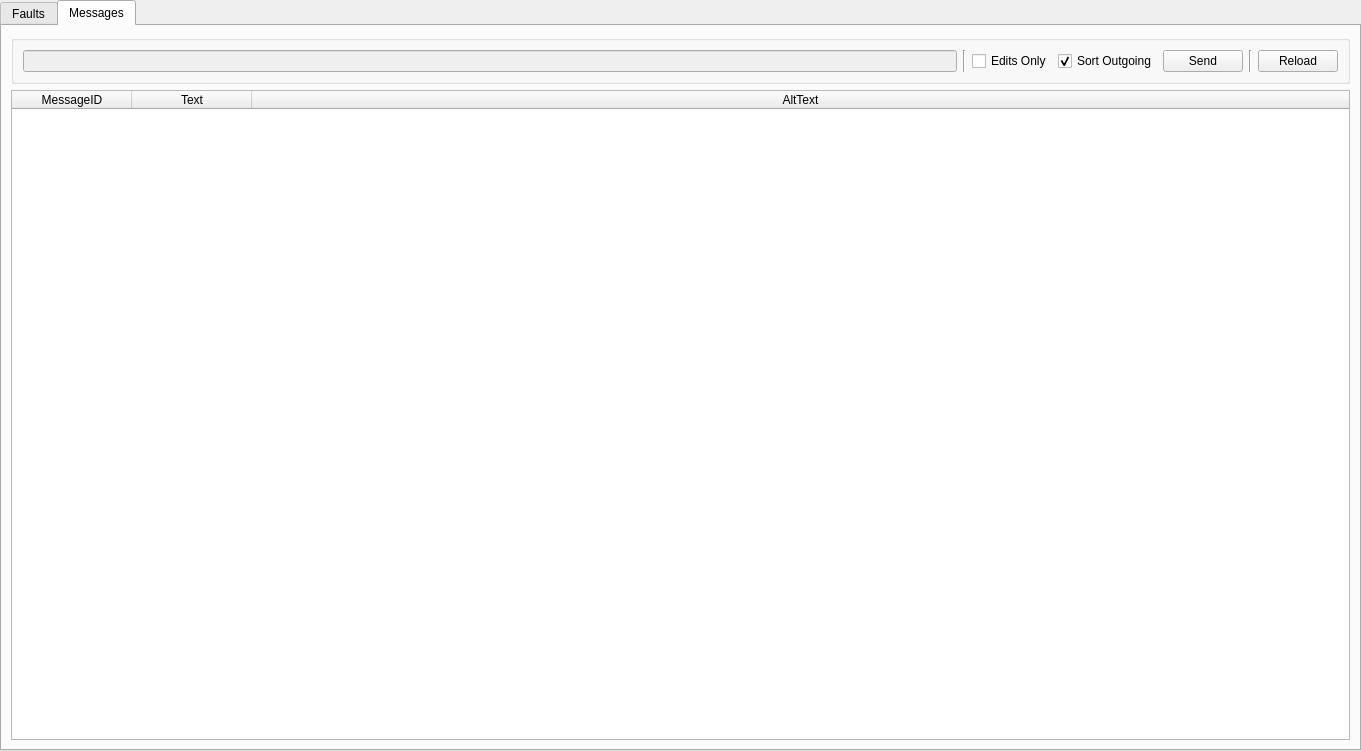
First picture: the form in PyQt5_DesignFile_MessageView.ui, repository malsomt/TDS_PyLogixTagInterpreter, before the edit.
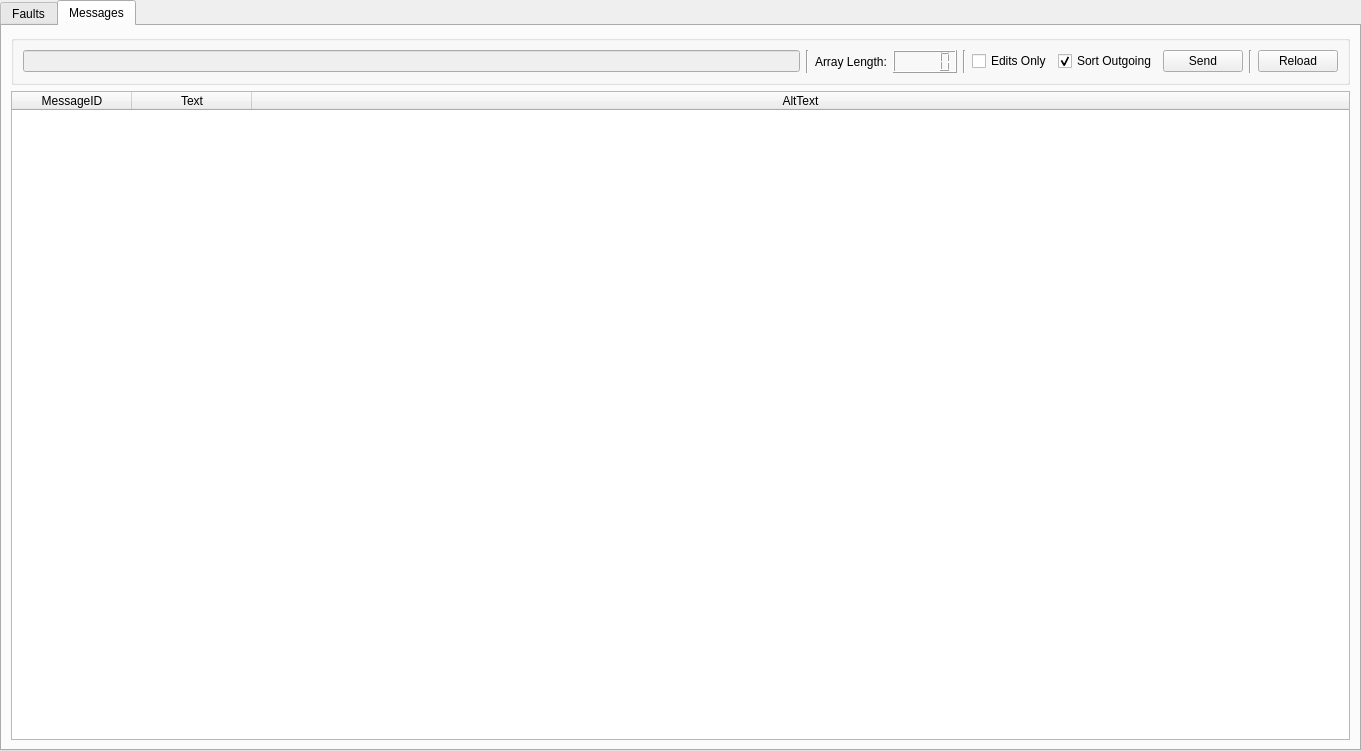
Second picture: the form after the edit. The open tabs and pages were chosen to show the change.

Commit message: Added array Length lcd display

What changed in the file:
```diff
--- a/PyQt5_DesignFile_MessageView.ui
+++ b/PyQt5_DesignFile_MessageView.ui
@@ -197,6 +197,27 @@
          </property>
         </widget>
        </item>
+       <item>
+        <widget class="Line" name="line_6">
+         <property name="orientation">
+          <enum>Qt::Vertical</enum>
+         </property>
+        </widget>
+       </item>
+       <item>
+        <widget class="QLabel" name="label">
+         <property name="text">
+          <string>Array Length:</string>
+         </property>
+        </widget>
+       </item>
+       <item>
+        <widget class="QLCDNumber" name="lcd_msg">
+         <property name="intValue" stdset="0">
+          <number>0</number>
+         </property>
+        </widget>
+       </item>
        <item>
         <widget class="Line" name="line_3">
          <property name="orientation">
```
Left out of the diff: 19 changed lines with no effect on the pictures. The commit also changes 1 other file.
